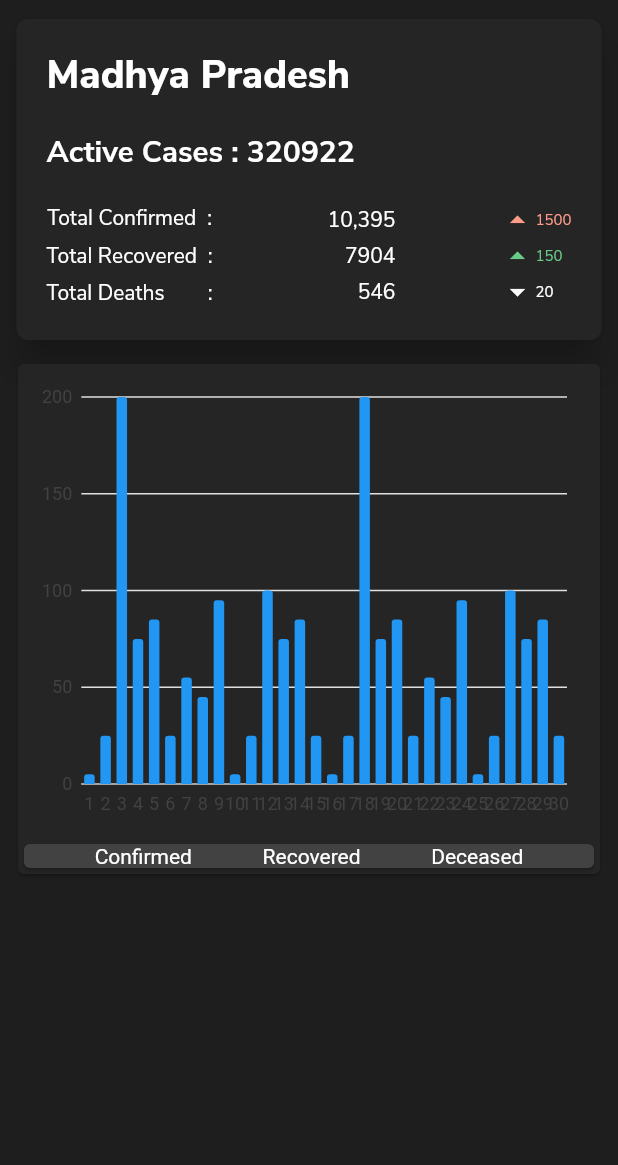
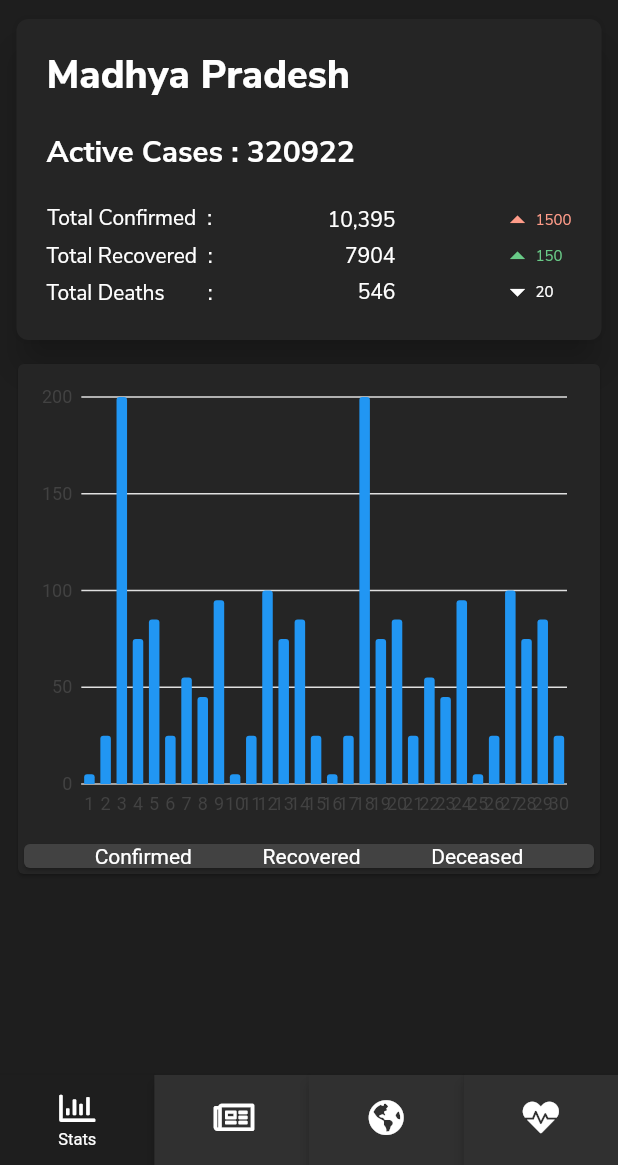
Before and after one commit to rahulnema0411/covid_tracker, a Flutter app: the screen it shows after launch, on a phone screen of 412 x 824 dp, the part 71-1236 px from its top. Run offline on Flutter 3.47's test engine with Material 2 defaults, Android fonts, the phone set to English and light mode, and no system bars; our stand-ins replace charts_flutter, font_awesome_flutter.

Commit message:
Hello world dart

```diff
--- a/lib/main.dart
+++ b/lib/main.dart
@@ -1,7 +1,8 @@
 import 'package:flutter/material.dart';
 import 'package:flutter/services.dart';
-import 'screens/home_screen.dart';
+
 import 'constants.dart';
+import 'screens/active_screen.dart';
 
 void main() {
   SystemChrome.setSystemUIOverlayStyle(
@@ -24,7 +25,7 @@ class MyApp extends StatelessWidget {
             color: backGroundColor_dark,
             elevation: 0.0,
           )),
-      home: HomeScreen(),
+      home: ActiveScreen(),
     );
   }
 }
--- /dev/null
+++ b/lib/screens/active_screen.dart
@@ -0,0 +1,49 @@
+import 'package:covidtracker/constants.dart';
+import 'package:covidtracker/widgets/bottom_navigation_bar.dart';
+import 'package:flutter/material.dart';
+
+import 'home_screen.dart';
+
+class ActiveScreen extends StatefulWidget {
+  @override
+  _ActiveScreenState createState() => _ActiveScreenState();
+}
+
+class _ActiveScreenState extends State<ActiveScreen> {
+  //TODO: Add all the screens here..
+  List<Widget> screens = [
+    HomeScreen(),
+    HomeScreen(),
+    HomeScreen(),
+    Center(
+      child: Text('OK'),
+    )
+  ];
+
+  int selectedScreen = 0;
+  @override
+  Widget build(BuildContext context) {
+    return Scaffold(
+      appBar: AppBar(
+        centerTitle: true,
+        title: Text(
+          'COVID Tracker',
+          style: textStyle_dark.copyWith(
+            fontWeight: FontWeight.w900,
+            fontSize: 28.0,
+          ),
+        ),
+      ),
+      body: screens[selectedScreen],
+      bottomNavigationBar: BottomNavBar(
+        selectedItem: selectedScreen,
+        onTap: (index) {
+          setState(() {
+            selectedScreen = index;
+            print(selectedScreen);
+          });
+        },
+      ),
+    );
+  }
+}
--- a/lib/screens/home_screen.dart
+++ b/lib/screens/home_screen.dart
@@ -1,8 +1,6 @@
-import 'package:flutter/cupertino.dart';
+import 'package:covidtracker/widgets/chart_card.dart';
+import 'package:covidtracker/widgets/data_card.dart';
 import 'package:flutter/material.dart';
-import 'package:covidtracker/constants.dart';
-import 'package:covidtracker/widgets/data_card.dart';
-import 'package:covidtracker/widgets/chart_card.dart';
 
 class HomeScreen extends StatefulWidget {
   @override
@@ -12,18 +10,7 @@ class HomeScreen extends StatefulWidget {
 class _HomeScreenState extends State<HomeScreen> {
   @override
   Widget build(BuildContext context) {
-    return Scaffold(
-      appBar: AppBar(
-        centerTitle: true,
-        title: Text(
-          'COVID Tracker',
-          style: textStyle_dark.copyWith(
-            fontWeight: FontWeight.w900,
-            fontSize: 28.0,
-          ),
-        ),
-      ),
-      body: Column(
+    return Column(
       children: <Widget>[
         Padding(
           padding: EdgeInsets.symmetric(horizontal: 7.0),
@@ -38,7 +25,6 @@ class _HomeScreenState extends State<HomeScreen> {
         ),
         ChartCard(),
       ],
-      ),
     );
   }
 }
--- /dev/null
+++ b/lib/widgets/bottom_navigation_bar.dart
@@ -0,0 +1,114 @@
+import 'package:covidtracker/constants.dart';
+import 'package:flutter/cupertino.dart';
+import 'package:flutter/material.dart';
+import 'package:font_awesome_flutter/font_awesome_flutter.dart';
+
+Color selectedColor;
+
+class BottomNavBar extends StatefulWidget {
+  BottomNavBar(
+      {this.selectedItem,
+      this.onTap,
+      this.selectedTabColor = backGroundColor_dark,
+      this.backgroundColor = cardColor_dark}) {
+    selectedColor = selectedTabColor;
+  }
+
+  final int selectedItem;
+  final Function onTap;
+  final Color selectedTabColor;
+  final Color backgroundColor;
+
+  @override
+  _BottomNavBarState createState() => _BottomNavBarState();
+}
+
+class _BottomNavBarState extends State<BottomNavBar> {
+  int selectedItem = 0;
+  @override
+  Widget build(BuildContext context) {
+    return Container(
+      decoration: BoxDecoration(
+        borderRadius: BorderRadius.circular(15.0),
+        color: widget.backgroundColor,
+      ),
+      height: 60.0,
+      child: Row(
+        crossAxisAlignment: CrossAxisAlignment.stretch,
+        children: <Widget>[
+          BottomNavBarItem(
+            isSelected: widget.selectedItem == 0,
+            icon: FontAwesomeIcons.chartBar,
+            index: 0,
+            onTap: widget.onTap,
+            label: 'Stats',
+          ),
+          BottomNavBarItem(
+            isSelected: widget.selectedItem == 1,
+            icon: FontAwesomeIcons.newspaper,
+            index: 1,
+            onTap: widget.onTap,
+            label: 'News',
+          ),
+          BottomNavBarItem(
+            isSelected: widget.selectedItem == 2,
+            icon: FontAwesomeIcons.globeAmericas,
+            index: 2,
+            onTap: widget.onTap,
+            label: 'World',
+          ),
+          BottomNavBarItem(
+            isSelected: widget.selectedItem == 3,
+            icon: FontAwesomeIcons.heartbeat,
+            index: 3,
+            onTap: widget.onTap,
+            label: 'Self-Assessment',
+          ),
+        ],
+      ),
+    );
+  }
+}
+
+class BottomNavBarItem extends StatelessWidget {
+  BottomNavBarItem(
+      {this.icon, this.isSelected, this.label, this.index, this.onTap});
+
+  final IconData icon;
+  final bool isSelected;
+  final String label;
+  final int index;
+  final Function onTap;
+
+  @override
+  Widget build(BuildContext context) {
+    return Expanded(
+      child: GestureDetector(
+        onTap: () {
+          onTap(index);
+        },
+        child: Material(
+          elevation: 3.5,
+          child: Container(
+              color: isSelected ? selectedColor : Colors.transparent,
+              child: Column(
+                mainAxisAlignment: MainAxisAlignment.center,
+                children: <Widget>[
+                  Icon(
+                    icon,
+                    semanticLabel: label,
+                  ),
+                  SizedBox(
+                    height: 2.0,
+                  ),
+                  Text(
+                    label,
+                    style: TextStyle(fontSize: isSelected ? 11.0 : 0.0),
+                  ),
+                ],
+              )),
+        ),
+      ),
+    );
+  }
+}
--- a/pubspec.yaml
+++ b/pubspec.yaml
@@ -15,6 +15,7 @@ dependencies:
 
 
   cupertino_icons: ^0.1.3
+  font_awesome_flutter: ^8.8.1
 
 dev_dependencies:
   flutter_test:
```
Also changed, not shown: pubspec.lock, ui_ux/statsScreen.png (added), ui_ux/statsScreenCountry.png (added), ui_ux/statsScreenCountry_extended.png (added), ui_ux/statsScreenWorld.png (added), 1 other file. Lines whose indentation alone changed are shown as unchanged.
